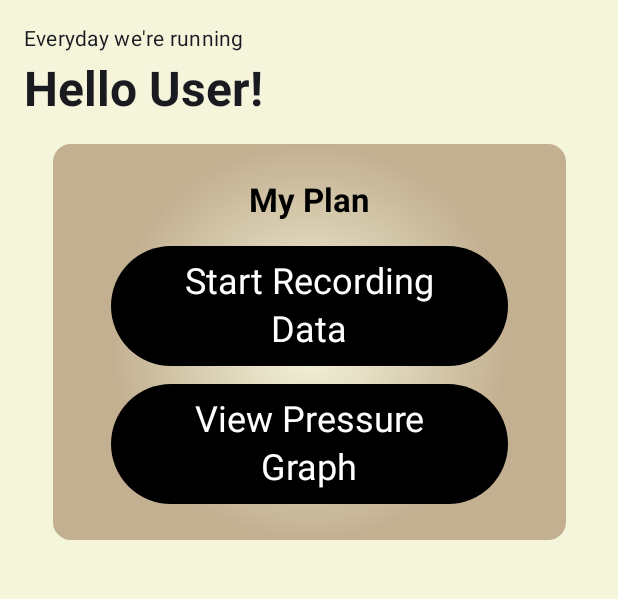
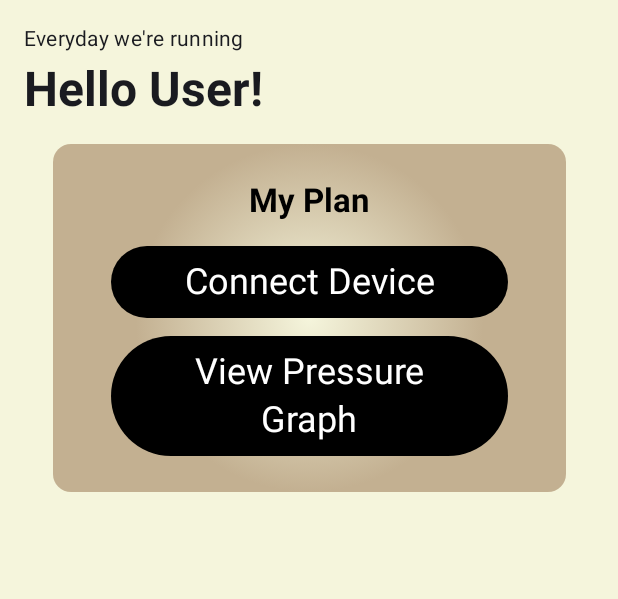
Before and after one commit to engineeralison/SmartSole, an Android app built with Jetpack Compose: the HomePage screen opened through its navigation route, on a phone screen of 412 x 824 dp, the part 108-707 px from its top. Run offline under Robolectric (Android 15) with nearby library versions, the phone set to English and light mode, and no system bars.

Commit message:
attempt at bluetooth

```diff
--- a/app/src/main/java/com/example/smartsole/DataCollection.kt
+++ /dev/null
@@ -1 +0,0 @@
-package com.example.smartsole
--- a/app/src/main/java/com/example/smartsole/HomePage.kt
+++ b/app/src/main/java/com/example/smartsole/HomePage.kt
@@ -1,5 +1,6 @@
 package com.example.smartsole
 
+import android.widget.Toast
 import androidx.compose.foundation.background
 import androidx.compose.foundation.layout.*
 import androidx.compose.material3.*
@@ -7,19 +8,19 @@ import androidx.compose.material3.Button
 import androidx.compose.material3.ButtonDefaults
 import androidx.compose.material3.MaterialTheme
 import androidx.compose.material3.Text
-import androidx.compose.runtime.Composable
+import androidx.compose.runtime.*
 import androidx.compose.ui.Alignment
 import androidx.compose.ui.Modifier
 import androidx.compose.ui.graphics.Brush
 import androidx.compose.ui.graphics.Color
+import androidx.compose.ui.platform.LocalContext
 import androidx.compose.ui.text.font.FontWeight
 import androidx.compose.ui.text.style.TextAlign
 import androidx.compose.ui.unit.dp
-import com.example.smartsole.ui.theme.Beige // Your primary beige color
-import com.example.smartsole.Header
-// Define some beige variants for the radial gradient
-val CenterBeige = Color(0xFFF5F5DC) // Lighter beige for the center
-val OuterBeige = Color(0xFFC3B091) // Darker beige for the outer edges
+import com.example.smartsole.ui.theme.Beige
+
+val CenterBeige = Color(0xFFF5F5DC)
+val OuterBeige = Color(0xFFC3B091)
 
 @Composable
 fun HomePage(
@@ -28,6 +29,11 @@ fun HomePage(
     onBackClicked: () -> Unit,
     modifier: Modifier = Modifier
 ) {
+    val context = LocalContext.current
+    val bluetoothHelper = remember { BluetoothHelper(context) }
+    var isConnected by remember { mutableStateOf(false) }
+    var isScanning by remember { mutableStateOf(false) }
+
     Column(
         modifier = modifier
             .fillMaxSize()
@@ -39,10 +45,8 @@ fun HomePage(
         Column(
             modifier = Modifier
                 .fillMaxSize()
-                .padding(horizontal = 16.dp), // Apply horizontal padding here
-            // No verticalArrangement or Spacers for top-down layout
+                .padding(horizontal = 16.dp)
         ) {
-            // Small description above title
             Text(
                 text = "Everyday we're running",
                 style = MaterialTheme.typography.bodyMedium,
@@ -51,7 +55,6 @@ fun HomePage(
                     .align(Alignment.Start)
             )
 
-            // "Hello User!" title
             Text(
                 text = "Hello User!",
                 style = MaterialTheme.typography.headlineLarge,
@@ -61,23 +64,19 @@ fun HomePage(
                     .align(Alignment.Start)
             )
 
-            // Container for "My Plan" and buttons with radial gradient backdrop
             Column(
                 modifier = Modifier
-                    .fillMaxWidth(0.9f) // Container takes up 90% of the width
-                    .wrapContentHeight() // Wrap content to take minimum height
+                    .fillMaxWidth(0.9f)
+                    .wrapContentHeight()
                     .background(
-                        brush = Brush.radialGradient( // Apply a radial gradient
-                            colors = listOf(CenterBeige, OuterBeige) // Colors for radial gradient
-                        ),
-                        shape = MaterialTheme.shapes.medium // Optional: rounded corners
+                        brush = Brush.radialGradient(colors = listOf(CenterBeige, OuterBeige)),
+                        shape = MaterialTheme.shapes.medium
                     )
-                    .padding(24.dp) // Increased padding inside the gradient container
-                    .align(Alignment.CenterHorizontally), // Center this container horizontally
-                horizontalAlignment = Alignment.CenterHorizontally, // Center content within the gradient container
-                verticalArrangement = Arrangement.spacedBy(16.dp) // Increased spacing between items in this column
+                    .padding(24.dp)
+                    .align(Alignment.CenterHorizontally),
+                horizontalAlignment = Alignment.CenterHorizontally,
+                verticalArrangement = Arrangement.spacedBy(16.dp)
             ) {
-                // "My Plan" subtitle inside the gradient container
                 Text(
                     text = "My Plan",
                     style = MaterialTheme.typography.titleLarge,
@@ -87,34 +86,49 @@ fun HomePage(
                     modifier = Modifier.fillMaxWidth()
                 )
 
-                // Column to center the buttons within the gradient container
                 Column(
-                    modifier = Modifier
-                        .fillMaxWidth(),
+                    modifier = Modifier.fillMaxWidth(),
                     horizontalAlignment = Alignment.CenterHorizontally,
-                    verticalArrangement = Arrangement.spacedBy(12.dp) // Increased spacing between buttons
+                    verticalArrangement = Arrangement.spacedBy(12.dp)
                 ) {
-                    // "Start Recording Data" button
                     Button(
-                        onClick = onStartRecordingClicked,
-                        modifier = Modifier
-                            .fillMaxWidth(0.9f), // Buttons fill 90% of the container width
+                        onClick = {
+                            if (isConnected) {
+                                bluetoothHelper.disconnect()
+                                isConnected = false
+                            } else if (!isScanning) {
+                                if (bluetoothHelper.isBluetoothEnabled()) {
+                                    isScanning = true
+                                    bluetoothHelper.startScanning { device ->
+                                        Toast.makeText(context, "Connecting to ${device.name}", Toast.LENGTH_SHORT).show()
+                                        bluetoothHelper.connectToDevice(device) { connected ->
+                                            isConnected = connected
+                                            if (connected) {
+                                                Toast.makeText(context, "Connected to ${device.name}", Toast.LENGTH_SHORT).show()
+                                            } else {
+                                                Toast.makeText(context, "Disconnected from ${device.name}", Toast.LENGTH_SHORT).show()
+                                            }
+                                        }
+                                    }
+                                } else {
+                                    Toast.makeText(context, "Please enable Bluetooth", Toast.LENGTH_SHORT).show()
+                                }
+                            }
+                        },
+                        modifier = Modifier.fillMaxWidth(0.9f),
                         colors = ButtonDefaults.buttonColors(containerColor = Color.Black)
                     ) {
                         Text(
-                            "Start Recording Data",
+                            if (isConnected) "Disconnect Device" else "Connect Device",
                             color = Color.White,
                             style = MaterialTheme.typography.headlineSmall,
                             textAlign = TextAlign.Center,
                             modifier = Modifier.fillMaxWidth()
                         )
                     }
-
-                    // "View Graph" button
                     Button(
                         onClick = onViewGraphClicked,
-                        modifier = Modifier
-                            .fillMaxWidth(0.9f), // Buttons fill 90% of the container width
+                        modifier = Modifier.fillMaxWidth(0.9f),
                         colors = ButtonDefaults.buttonColors(containerColor = Color.Black)
                     ) {
                         Text(
--- a/app/src/main/java/com/example/smartsole/MainActivity.kt
+++ b/app/src/main/java/com/example/smartsole/MainActivity.kt
@@ -10,10 +10,46 @@ import androidx.compose.runtime.Composable
 import androidx.compose.ui.Modifier
 import androidx.compose.ui.tooling.preview.Preview
 import com.example.smartsole.ui.theme.SmartSoleTheme
+import android.content.pm.PackageManager
+import android.util.Log
+import androidx.core.app.ActivityCompat
+import androidx.core.content.ContextCompat
+
+
+private val permissions = arrayOf(
+    android.Manifest.permission.BLUETOOTH,
+    android.Manifest.permission.BLUETOOTH_ADMIN,
+    android.Manifest.permission.ACCESS_FINE_LOCATION
+)
+
+
 
 class MainActivity : ComponentActivity() {
     override fun onCreate(savedInstanceState: Bundle?) {
         super.onCreate(savedInstanceState)
+
+        // Define the permissions your app needs
+        val permissions = arrayOf(
+            android.Manifest.permission.BLUETOOTH,
+            android.Manifest.permission.BLUETOOTH_ADMIN,
+            android.Manifest.permission.ACCESS_FINE_LOCATION // required for Bluetooth scanning in some cases
+        )
+
+        // Check if all permissions are granted
+        var allPermissionsGranted = true
+        for (permission in permissions) {
+            if (ContextCompat.checkSelfPermission(this, permission) != PackageManager.PERMISSION_GRANTED) {
+                allPermissionsGranted = false
+                Log.i("permissions", "$permission not granted.")
+                break
+            }
+        }
+
+        // Request permissions if not granted
+        if (!allPermissionsGranted) {
+            ActivityCompat.requestPermissions(this, permissions, 1)
+        }
+
         enableEdgeToEdge()
         setContent {
             SmartSoleTheme {
@@ -25,6 +61,7 @@ class MainActivity : ComponentActivity() {
     }
 }
 
+
 @Preview(showBackground = true)
 @Composable
 fun NavigationPreview() {
```
Also changed, not shown: app/src/main/AndroidManifest.xml (+10 -3 lines), app/src/main/java/com/example/smartsole/BluetoothHelper.kt (added, +169 -0 lines).
